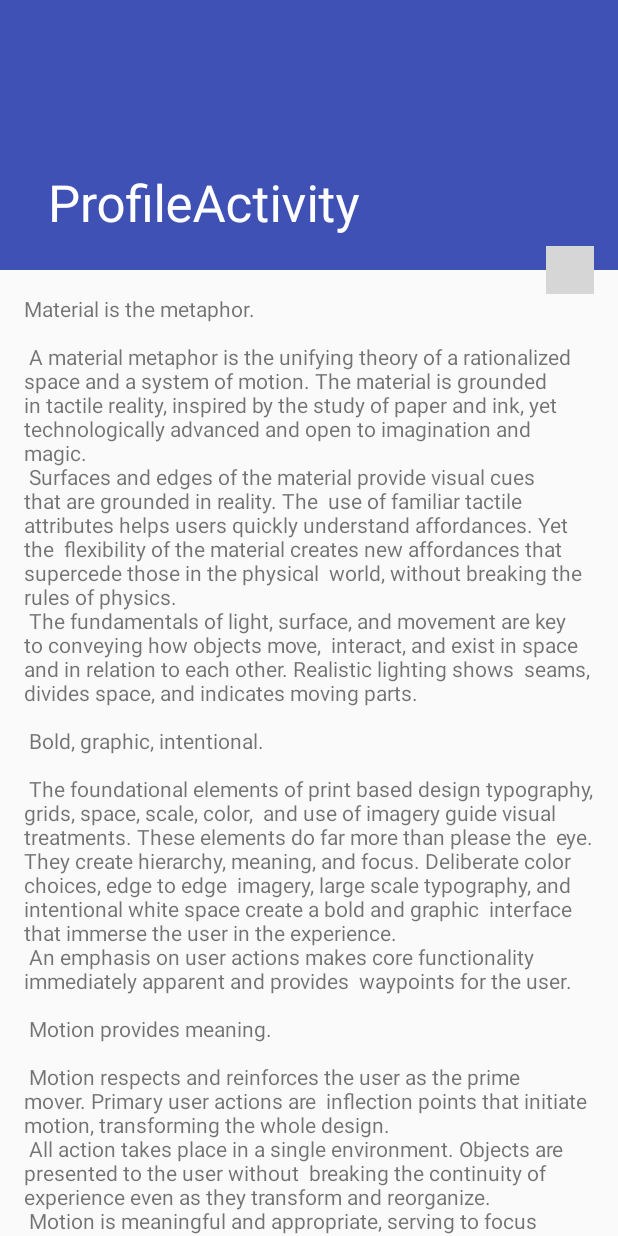
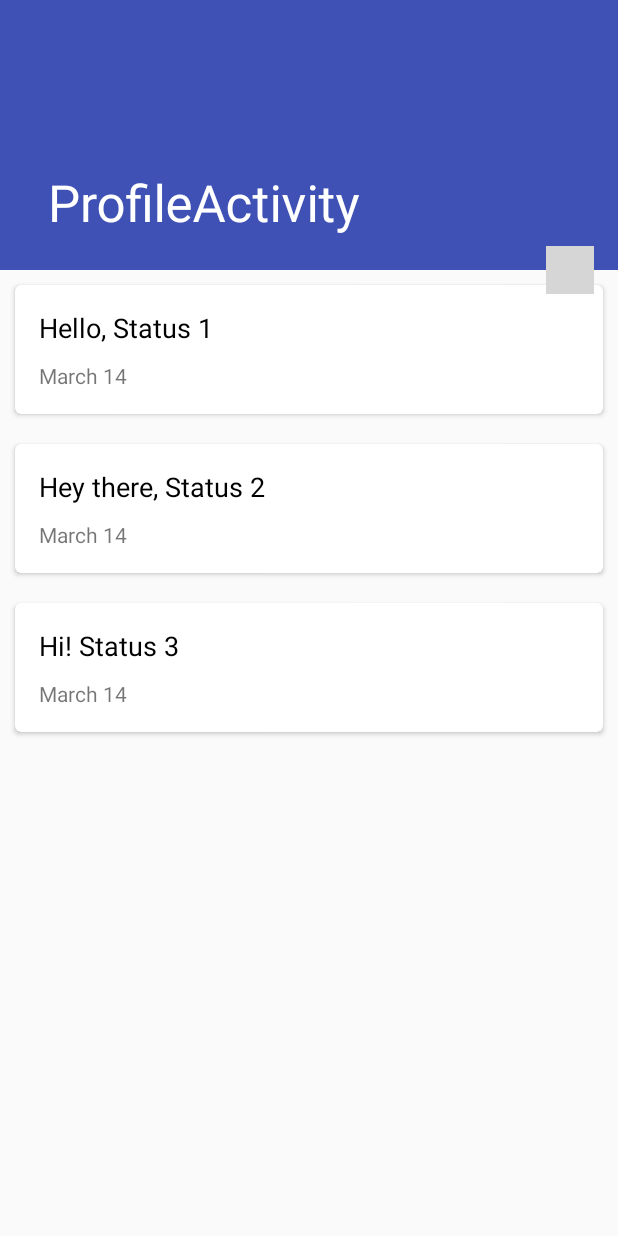
Before and after one commit to kthomas1208/ProfileViewer, an Android app: the ProfileActivity screen opened directly, with no data from a screen before it, on a phone screen of 412 x 824 dp. Run offline under Robolectric (Android 15) with nearby library versions, the phone set to English and light mode, and no system bars; libraries missing offline, so code that uses them is left out: com.facebook, com.facebook.login; plain views replace ProfilePictureView; 3 statements that could not run were skipped; grey boxes are pictures that could not be loaded.

Commit message:
Added place holder for status cards

```diff
--- a/app/src/main/java/com/dreammist/profileviewer/ProfileActivity.java
+++ b/app/src/main/java/com/dreammist/profileviewer/ProfileActivity.java
@@ -2,12 +2,16 @@ package com.dreammist.profileviewer;
 
 import android.os.Bundle;
 import android.support.v7.app.AppCompatActivity;
+import android.support.v7.widget.LinearLayoutManager;
+import android.support.v7.widget.RecyclerView;
 import android.support.v7.widget.Toolbar;
 import android.util.Log;
 import android.widget.Toast;
 
 import com.facebook.Profile;
 import com.facebook.login.widget.ProfilePictureView;
+
+import java.util.ArrayList;
 
 public class ProfileActivity extends AppCompatActivity {
     final String LOG_TAG = ProfileActivity.class.getName();
@@ -33,5 +37,18 @@ public class ProfileActivity extends AppCompatActivity {
             Log.v(LOG_TAG, fullName + " " + profile.getId());
 
         }
+
+        ArrayList<String> values = new ArrayList<String>();
+        values.add("Hello, Status 1");
+        values.add("Hey there, Status 2");
+        values.add(("Hi! Status 3"));
+
+        RecyclerViewAdapter adapter = new RecyclerViewAdapter(values);
+        RecyclerView recyclerView = (RecyclerView)findViewById(R.id.recycler_view);
+        recyclerView.setHasFixedSize(true);
+        recyclerView.setAdapter(adapter);
+        LinearLayoutManager llm = new LinearLayoutManager(this);
+        llm.setOrientation(LinearLayoutManager.VERTICAL);
+        recyclerView.setLayoutManager(llm);
     }
 }
--- /dev/null
+++ b/app/src/main/java/com/dreammist/profileviewer/RecyclerViewAdapter.java
@@ -0,0 +1,45 @@
+package com.dreammist.profileviewer;
+
+import android.support.v7.widget.RecyclerView;
+import android.view.LayoutInflater;
+import android.view.View;
+import android.view.ViewGroup;
+import android.widget.TextView;
+
+import java.util.ArrayList;
+
+/**
+ * Created by kevinthomas on 3/14/17.
+ */
+
+public class RecyclerViewAdapter extends RecyclerView.Adapter<RecyclerViewAdapter.MyViewHolder> {
+    public ArrayList<String> myValues;
+    public RecyclerViewAdapter (ArrayList<String> myValues){
+        this.myValues= myValues;
+    }
+
+    @Override
+    public MyViewHolder onCreateViewHolder(ViewGroup parent, int viewType) {
+        View listItem = LayoutInflater.from(parent.getContext()).inflate(R.layout.status_list_item, parent, false);
+        return new MyViewHolder(listItem);
+    }
+
+    @Override
+    public void onBindViewHolder(MyViewHolder holder, int position) {
+        holder.myTextView.setText(myValues.get(position));
+    }
+
+
+    @Override
+    public int getItemCount() {
+        return myValues.size();
+    }
+
+    public static class MyViewHolder extends RecyclerView.ViewHolder {
+        private TextView myTextView;
+        public MyViewHolder(View itemView) {
+            super(itemView);
+            myTextView = (TextView)itemView.findViewById(R.id.card_list_item_status);
+        }
+    }
+}
--- a/app/src/main/res/layout/content_profile.xml
+++ b/app/src/main/res/layout/content_profile.xml
@@ -8,10 +8,9 @@
     tools:context="com.dreammist.profileviewer.ProfileActivity"
     tools:showIn="@layout/activity_profile">
 
-    <TextView
-        android:layout_width="wrap_content"
-        android:layout_height="wrap_content"
-        android:layout_margin="@dimen/text_margin"
-        android:text="@string/large_text" />
+    <android.support.v7.widget.RecyclerView
+        android:id="@+id/recycler_view"
+        android:layout_height="match_parent"
+        android:layout_width="match_parent"/>
 
 </android.support.v4.widget.NestedScrollView>
--- /dev/null
+++ b/app/src/main/res/layout/status_list_item.xml
@@ -0,0 +1,34 @@
+<?xml version="1.0" encoding="utf-8"?>
+
+<android.support.v7.widget.CardView xmlns:android="http://schemas.android.com/apk/res/android"
+    xmlns:app="http://schemas.android.com/apk/res-auto"
+    android:id="@+id/card_list_item"
+    android:layout_width="match_parent"
+    android:layout_height="wrap_content"
+    app:cardCornerRadius="4dp"
+    app:cardElevation="2dp"
+    android:layout_margin="10dp">
+
+    <LinearLayout
+        android:layout_width="match_parent"
+        android:layout_height="match_parent"
+        android:orientation="vertical"
+        android:padding="16dp">
+
+        <TextView
+            android:id="@+id/card_list_item_status"
+            android:layout_width="match_parent"
+            android:layout_height="match_parent"
+            android:text="Hello, this is a status!"
+            android:textColor="@android:color/black"
+            android:textSize="18sp" />
+
+        <TextView
+            android:id="@+id/card_list_item_date"
+            android:layout_width="match_parent"
+            android:layout_height="wrap_content"
+            android:paddingTop="10dp"
+            android:text="March 14" />
+    </LinearLayout>
+
+</android.support.v7.widget.CardView>
```
